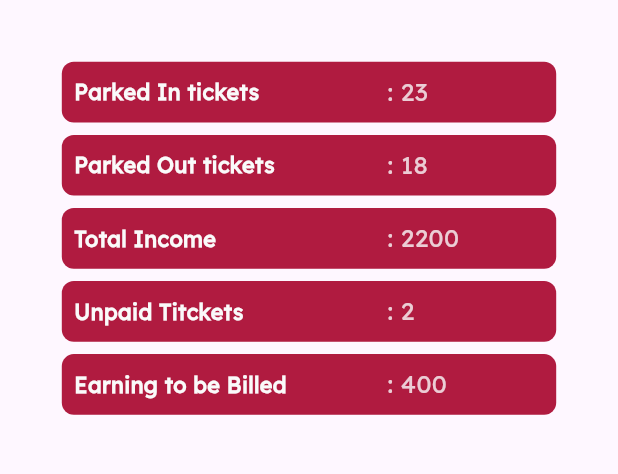
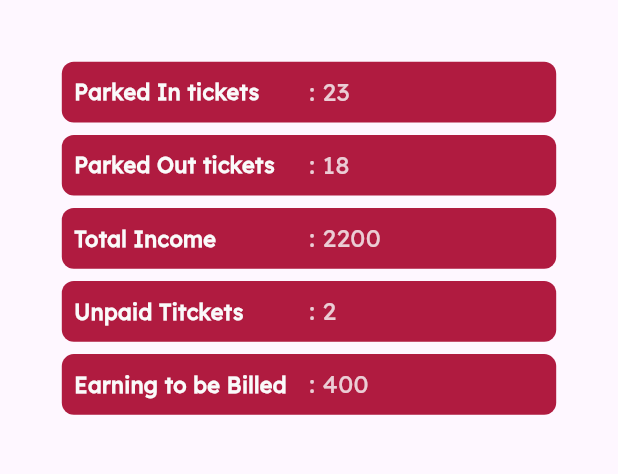
Before and after one commit to fahimmahmud618/parking_kori, a Flutter app: the DashBoardPage screen opened directly, on a phone screen of 412 x 824 dp, the part 102-576 px from its top. Run offline on Flutter 3.47's test engine with Material 3 defaults, Android fonts, the phone set to English and light mode, and no system bars; our stand-ins replace flutter_dotenv, fluttertoast, pretty_qr_code, sqflite; missing offline and left inert: barcode_scan2, cache_manager, mobile_scanner, sunmi_printer_plus; accounts and stored records are empty; network calls fail.

```diff
--- a/lib/view/widgets/dashboard_info_card.dart
+++ b/lib/view/widgets/dashboard_info_card.dart
@@ -11,7 +11,7 @@ Widget DashboardInfoCard(BuildContext context, String title, String data){
     ),
     child: Row(
       children: [
-        Expanded(flex:2, child: Text("$title ", style: boldTextStyle(context, myWhite),)),
+        Expanded(flex:1, child: Text("$title ", style: boldTextStyle(context, myWhite),)),
         Expanded(flex:1, child: Text(": $data", style: normalTextStyle(context, myWhite.withOpacity(0.8)),)),
       ],
     ),
--- a/pubspec.yaml
+++ b/pubspec.yaml
@@ -28,6 +28,7 @@ dependencies:
   barcode_scan2: ^4.3.0
   path: ^1.9.0
   date_field: ^5.0.1
+  fluttertoast: ^8.2.5
 
 dev_dependencies:
   flutter_test:
```
Also changed, not shown: lib/view/pages/checkout.dart (+14 -0 lines), pubspec.lock.
